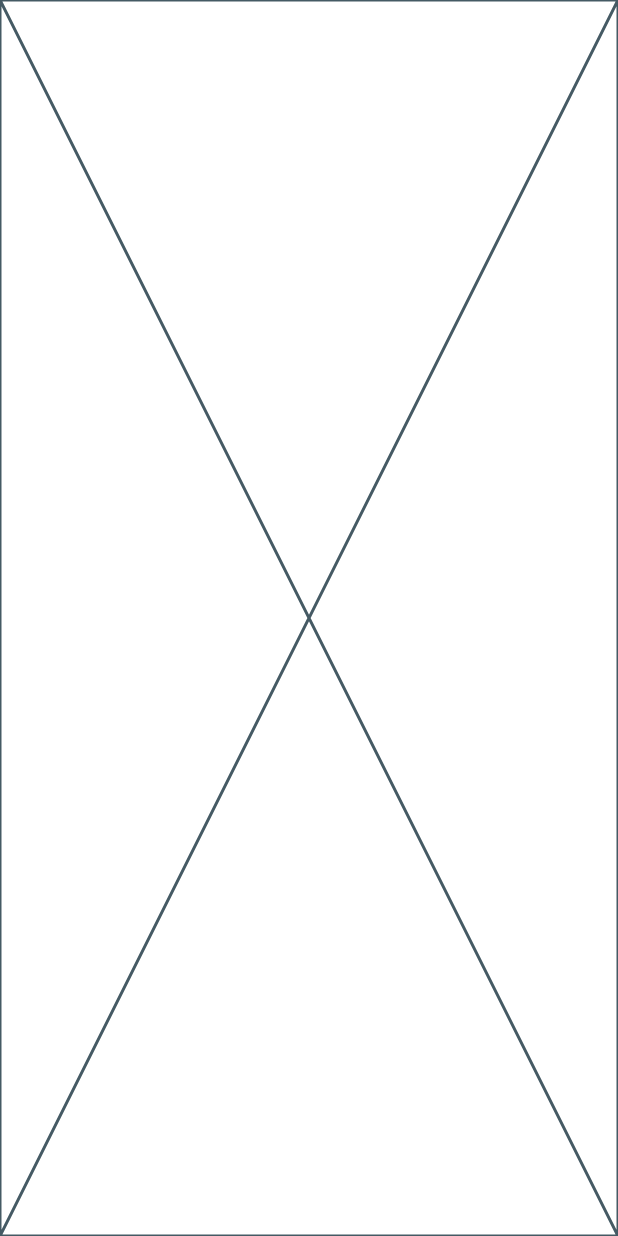
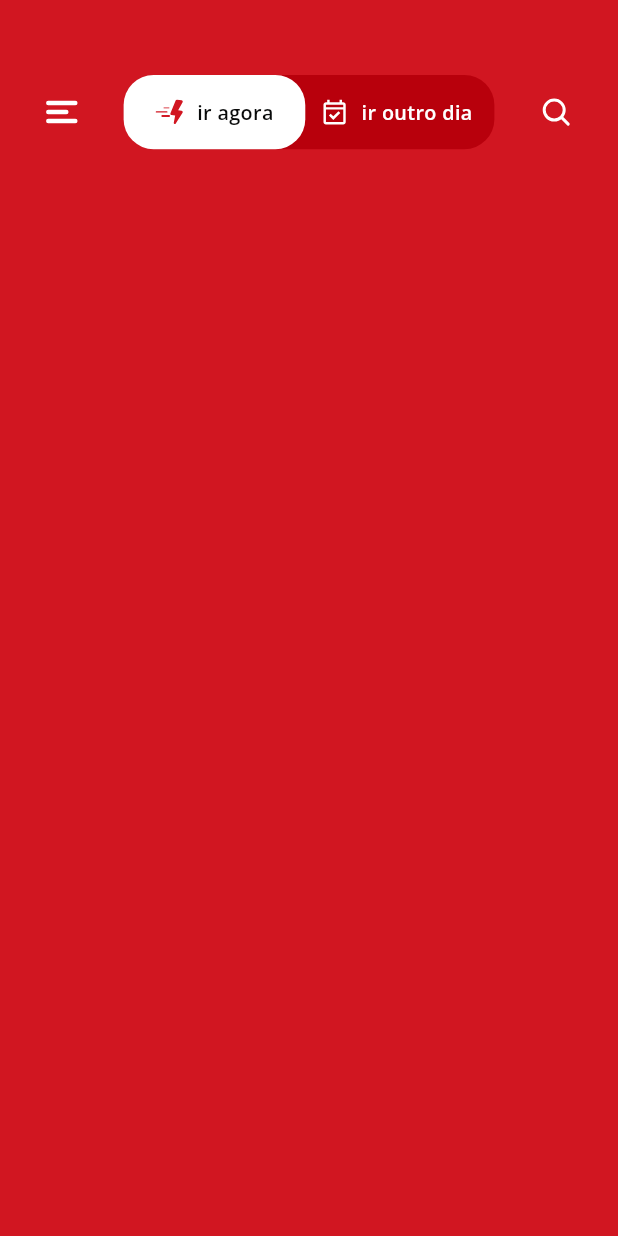
Before and after one commit to raffashe/guia_moteis, a Flutter app: the screen it shows after launch, on a phone screen of 412 x 824 dp. Run offline on Flutter 3.47's test engine with Material 3 defaults, Android fonts, the phone set to English and light mode, and no system bars; our stand-ins replace flutter_svg, google_fonts.

Commit message:
feat: :white_check_mark: Add segmented control, menu and search icons to header
Add segmented control, menu and search icons to header

Add segmented control, menu and search icons to header

```diff
--- a/lib/core/constants/app_colors.dart
+++ b/lib/core/constants/app_colors.dart
@@ -18,5 +18,5 @@ class AppColors {
 
   // Favorite icon colors
   static const Color favUnselected = Color(0xFFBFBFBF);
-  static const Color favSelected = Color(0xFFD11621);
+  static const Color favSelected = Color(0xFFB8000C);
 }
--- a/lib/core/constants/app_text_styles.dart
+++ b/lib/core/constants/app_text_styles.dart
@@ -2,33 +2,43 @@ import 'package:flutter/material.dart';
 import 'package:google_fonts/google_fonts.dart';
 
 class AppTextStyles {
-  static final TextStyle os12Reg = GoogleFonts.openSans(
-    fontSize: 12,
-    fontWeight: FontWeight.w400,
-  );
+  static TextStyle _getResponsiveTextStyle(double fontSize,
+      FontWeight fontWeight, BuildContext context, Color color) {
+    double screenWidth = MediaQuery.of(context).size.width;
+    double adjustedFontSize = fontSize * (screenWidth / 375);
 
-  static final TextStyle os12SemiBold = GoogleFonts.openSans(
-    fontSize: 12,
-    fontWeight: FontWeight.w600,
-  );
+    return GoogleFonts.openSans(
+      fontSize: adjustedFontSize,
+      fontWeight: fontWeight,
+      color: color,
+    );
+  }
 
-  static final TextStyle os16SemiBold = GoogleFonts.openSans(
-    fontSize: 16,
-    fontWeight: FontWeight.w600,
-  );
+  static TextStyle os12Reg(BuildContext context, {required Color color}) {
+    return _getResponsiveTextStyle(12, FontWeight.w400, context, color);
+  }
 
-  static final TextStyle os24Reg = GoogleFonts.openSans(
-    fontSize: 24,
-    fontWeight: FontWeight.w400,
-  );
+  static TextStyle os12SemiBold(BuildContext context, {required Color color}) {
+    return _getResponsiveTextStyle(12, FontWeight.w600, context, color);
+  }
 
-  static final TextStyle os16Reg = GoogleFonts.openSans(
-    fontSize: 16,
-    fontWeight: FontWeight.w400,
-  );
+  static TextStyle os16SemiBold(BuildContext context, {required Color color}) {
+    return _getResponsiveTextStyle(16, FontWeight.w600, context, color);
+  }
 
-  static final TextStyle os10SemiBold = GoogleFonts.openSans(
-    fontSize: 10,
-    fontWeight: FontWeight.w600,
-  );
+  static TextStyle os24Reg(BuildContext context, {required Color color}) {
+    return GoogleFonts.openSans(
+      fontSize: 24 * (MediaQuery.of(context).size.width / 375),
+      fontWeight: FontWeight.w400,
+      color: color,
+    );
+  }
+
+  static TextStyle os16Reg(BuildContext context, {required Color color}) {
+    return _getResponsiveTextStyle(16, FontWeight.w400, context, color);
+  }
+
+  static TextStyle os10SemiBold(BuildContext context, {required Color color}) {
+    return _getResponsiveTextStyle(10, FontWeight.w600, context, color);
+  }
 }
--- a/lib/presentation/views/home_page.dart
+++ b/lib/presentation/views/home_page.dart
@@ -1,4 +1,7 @@
 import 'package:flutter/material.dart';
+import 'package:flutter_svg/svg.dart';
+import 'package:guia_moteis/core/constants/app_colors.dart';
+import '../widgets/segmented_controls_widget.dart';
 
 class HomePage extends StatefulWidget {
   const HomePage({super.key});
@@ -10,6 +13,33 @@ class HomePage extends StatefulWidget {
 class _HomePageState extends State<HomePage> {
   @override
   Widget build(BuildContext context) {
-    return const Placeholder();
+    return Scaffold(
+      backgroundColor: AppColors.redPrimary,
+      body: Column(
+        children: [
+          Padding(
+            padding: EdgeInsets.only(top: 50),
+            child: Center(
+              child: Row(
+                mainAxisAlignment: MainAxisAlignment.spaceEvenly,
+                children: [
+                  SvgPicture.asset(
+                    'assets/icon_menu.svg',
+                    width: 24,
+                    height: 24,
+                  ),
+                  SegmentedControls(),
+                  SvgPicture.asset(
+                    'assets/search.svg',
+                    width: 24,
+                    height: 24,
+                  )
+                ],
+              ),
+            ),
+          ),
+        ],
+      ),
+    );
   }
 }
--- /dev/null
+++ b/lib/presentation/widgets/segmented_controls_widget.dart
@@ -0,0 +1,95 @@
+import 'package:flutter/material.dart';
+import 'package:flutter_svg/flutter_svg.dart';
+import 'package:guia_moteis/core/constants/app_colors.dart';
+import 'package:guia_moteis/core/constants/app_text_styles.dart';
+
+class SegmentedControls extends StatelessWidget {
+  const SegmentedControls({super.key});
+
+  @override
+  Widget build(BuildContext context) {
+    double screenWidth = MediaQuery.of(context).size.width;
+
+    double containerWidth = screenWidth < 230 ? 230 : screenWidth * 0.6;
+    double containerHeight = MediaQuery.of(context).size.height * 0.06;
+
+    return Container(
+      width: containerWidth,
+      height: containerHeight,
+      padding: EdgeInsets.only(right: containerWidth * 0.02),
+      decoration: ShapeDecoration(
+        color: AppColors.favSelected,
+        shape: RoundedRectangleBorder(
+          borderRadius: BorderRadius.circular(20),
+        ),
+      ),
+      child: Row(
+        mainAxisSize: MainAxisSize.min,
+        children: [
+          Expanded(
+            child: Container(
+              height: double.infinity,
+              padding: EdgeInsets.symmetric(
+                horizontal: containerWidth * 0.05,
+                vertical: containerHeight * 0.2,
+              ),
+              decoration: ShapeDecoration(
+                color: AppColors.bgCards,
+                shape: RoundedRectangleBorder(
+                  borderRadius: BorderRadius.circular(20),
+                ),
+              ),
+              child: Row(
+                mainAxisAlignment: MainAxisAlignment.center,
+                children: [
+                  SvgPicture.asset(
+                    'assets/ir_agora.svg',
+                    width: containerHeight * 0.4,
+                    height: containerHeight * 0.4,
+                  ),
+                  const SizedBox(width: 8),
+                  Text(
+                    'ir agora',
+                    textAlign: TextAlign.center,
+                    style: AppTextStyles.os12SemiBold(context,
+                        color: AppColors.fontDark),
+                  ),
+                ],
+              ),
+            ),
+          ),
+          Expanded(
+            child: Container(
+              height: double.infinity,
+              padding: EdgeInsets.symmetric(
+                vertical: containerHeight * 0.18,
+              ),
+              decoration: ShapeDecoration(
+                shape: RoundedRectangleBorder(
+                  borderRadius: BorderRadius.circular(20),
+                ),
+              ),
+              child: Row(
+                mainAxisAlignment: MainAxisAlignment.center,
+                children: [
+                  SvgPicture.asset(
+                    'assets/calendar_check.svg',
+                    width: containerHeight * 0.4,
+                    height: containerHeight * 0.4,
+                  ),
+                  const SizedBox(width: 8),
+                  Text(
+                    'ir outro dia',
+                    textAlign: TextAlign.right,
+                    style: AppTextStyles.os12SemiBold(
+                        color: AppColors.bgCards, context),
+                  ),
+                ],
+              ),
+            ),
+          ),
+        ],
+      ),
+    );
+  }
+}
```
Also changed, not shown: pubspec.yaml (+3 -62 lines), assets/calendar_check.svg (added), assets/icon_menu.svg (added), assets/ir_agora.svg (added), assets/search.svg (added).
